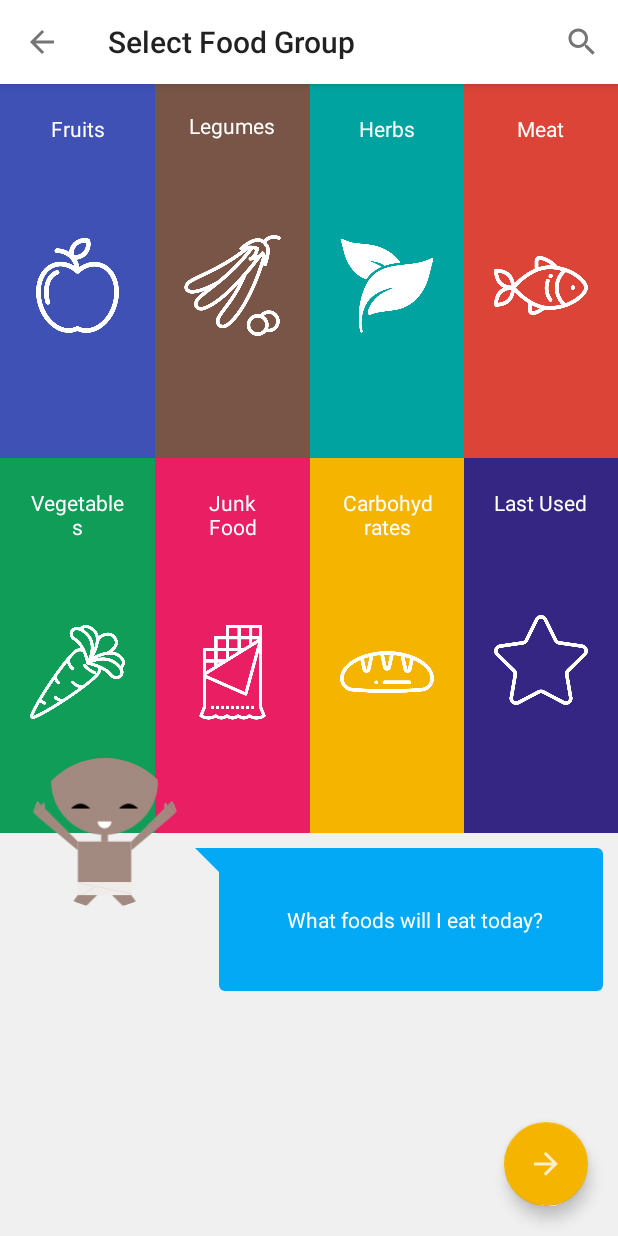
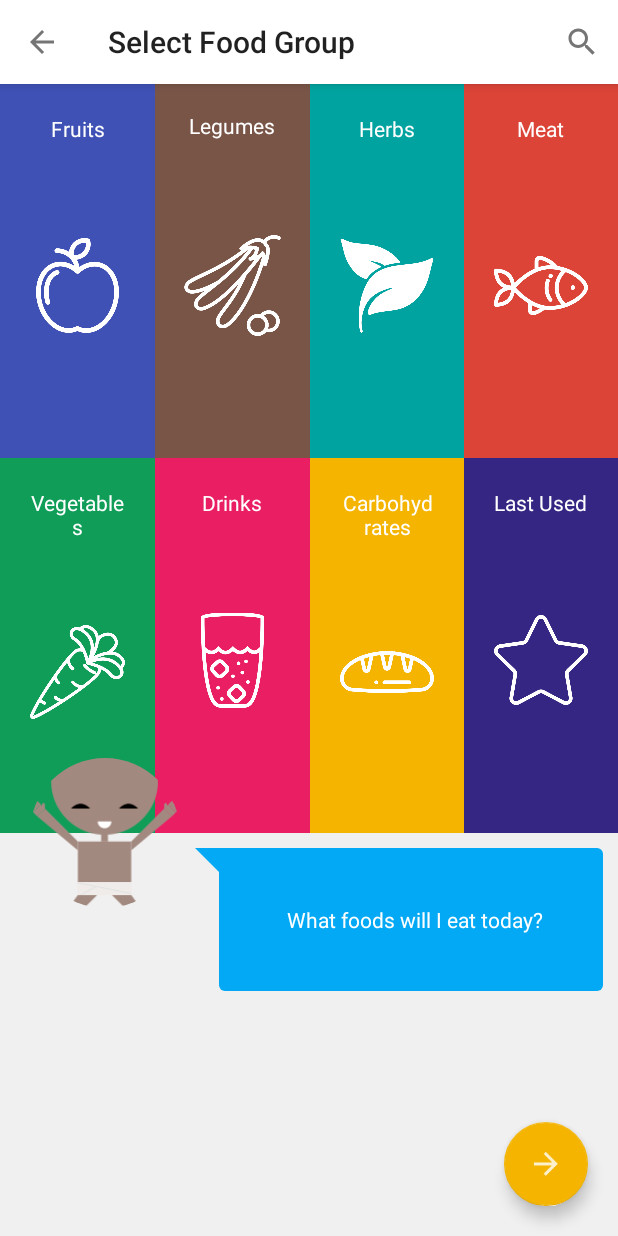
Before and after one commit to seherm/HappyBaby, an Android app: the FoodGroupSelectionActivity screen opened directly, with no data from a screen before it, on a phone screen of 412 x 824 dp. Run offline under Robolectric (Android 15) with nearby library versions, the phone set to English and light mode, and no system bars; our stand-ins replace CircleImageView.

Commit message:
adapted foodslist a bit

```diff
--- a/app/src/main/java/com/aah/selectingfood/activity/FoodGroupSelectionActivity.java
+++ b/app/src/main/java/com/aah/selectingfood/activity/FoodGroupSelectionActivity.java
@@ -123,9 +123,9 @@ public class FoodGroupSelectionActivity extends BaseActivity {
                 saveIntToSharedPreferences("SELECTED_FOOD_GROUP_ID", R.string.food_group_vegetables);
                 saveIntToSharedPreferences("SELECTED_FOOD_GROUP_COLOR", R.color.vegetablesGreen);
                 break;
-            case R.id.junkFood:
-                saveStringToSharedPreferences("SELECTED_FOOD_GROUP", "Junk Food");
-                saveIntToSharedPreferences("SELECTED_FOOD_GROUP_ID", R.string.food_group_junk_food);
+            case R.id.drinks:
+                saveStringToSharedPreferences("SELECTED_FOOD_GROUP", "Drink");
+                saveIntToSharedPreferences("SELECTED_FOOD_GROUP_ID", R.string.food_group_drinks);
                 saveIntToSharedPreferences("SELECTED_FOOD_GROUP_COLOR", R.color.junkFoodPink);
                 break;
             case R.id.carbohydrates:
--- a/app/src/main/res/layout/content_food_group_selection.xml
+++ b/app/src/main/res/layout/content_food_group_selection.xml
@@ -215,7 +215,7 @@
         </LinearLayout>
 
         <LinearLayout
-            android:id="@+id/junkFood"
+            android:id="@+id/drinks"
             android:layout_width="wrap_content"
             android:layout_height="wrap_content"
             android:layout_weight="1"
@@ -230,7 +230,7 @@
                 android:layout_height="wrap_content"
                 android:layout_gravity="center"
                 android:gravity="center"
-                android:text="@string/food_group_junk_food"
+                android:text="@string/food_group_drinks"
                 android:textColor="@android:color/white" />
 
             <ImageView
@@ -238,7 +238,7 @@
                 android:layout_width="wrap_content"
                 android:layout_height="wrap_content"
                 android:layout_gravity="center"
-                android:src="@drawable/foodgroup_junk_food" />
+                android:src="@drawable/foodgroup_drink" />
         </LinearLayout>
 
 
--- a/app/src/main/res/values/strings.xml
+++ b/app/src/main/res/values/strings.xml
@@ -69,7 +69,7 @@
     <string name="food_group_meat">Meat</string>
     <string name="food_group_herbs">Herbs</string>
     <string name="food_group_vegetables">Vegetables</string>
-    <string name="food_group_junk_food">Junk Food</string>
+    <string name="food_group_drinks">Drinks</string>
     <string name="food_group_carbohydrates">Carbohydrates</string>
     <string name="food_group_last_used">Last Used</string>
 
```
Also changed, not shown: app/src/main/res/drawable/foodgroup_drink.png (added), app/src/main/res/drawable/foodgroup_junk_food.png (deleted), 1 other file.
